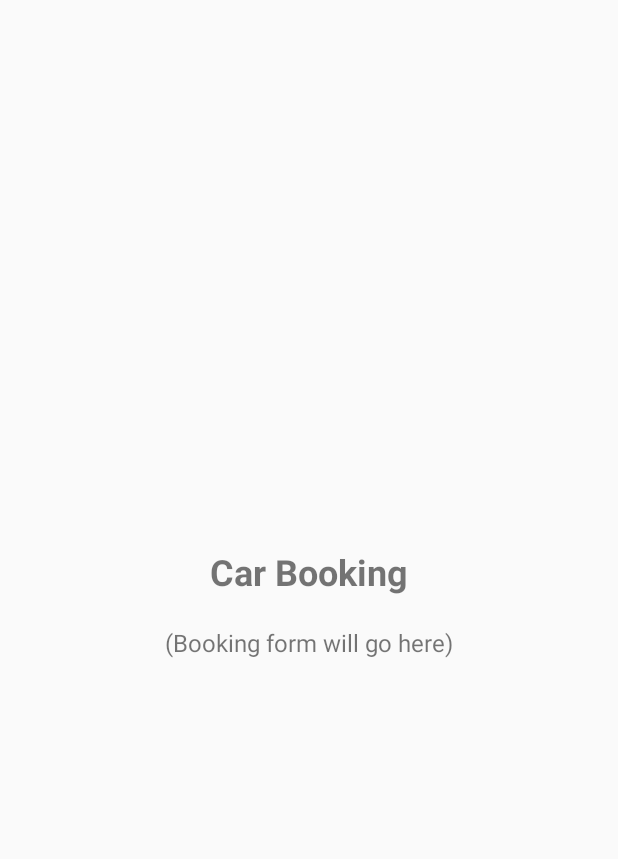
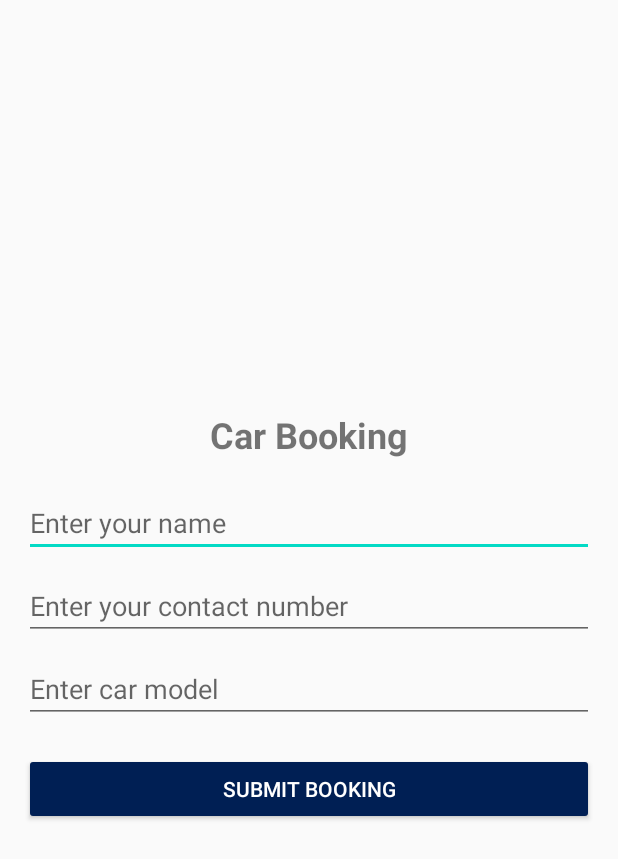
Before and after one commit to Carlover21/RH_Rentals, an Android app built with Jetpack Compose: the BookingActivity screen opened directly, with no data from a screen before it, on a phone screen of 412 x 824 dp. Shown: the top 859 px of the screen. Run offline under Robolectric (Android 15) with nearby library versions, the phone set to English and light mode, and no system bars.

Commit message:
Added base functionality with navigation, car list, and booking form
- Implemented navigation between MainActivity, CarListActivity, and BookingActivity
- Created hardcoded car list in CarListActivity
- Added a basic booking form with validation in BookingActivity
- Designed UI for all three screens

```diff
--- a/app/src/main/java/com/rh/rentals/BookingActivity.java
+++ b/app/src/main/java/com/rh/rentals/BookingActivity.java
@@ -1,12 +1,39 @@
 package com.rh.rentals;
 
 import android.os.Bundle;
+import android.view.View;
+import android.widget.Button;
+import android.widget.EditText;
+import android.widget.Toast;
 import androidx.appcompat.app.AppCompatActivity;
 
 public class BookingActivity extends AppCompatActivity {
+
     @Override
     protected void onCreate(Bundle savedInstanceState) {
         super.onCreate(savedInstanceState);
         setContentView(R.layout.activity_booking);
+
+        // Get references to input fields and button
+        EditText edtName = findViewById(R.id.edtName);
+        EditText edtContact = findViewById(R.id.edtContact);
+        EditText edtCar = findViewById(R.id.edtCar);
+        Button btnSubmit = findViewById(R.id.btnSubmit);
+
+        // Set click listener for the submit button
+        btnSubmit.setOnClickListener(new View.OnClickListener() {
+            @Override
+            public void onClick(View v) {
+                String name = edtName.getText().toString();
+                String contact = edtContact.getText().toString();
+                String car = edtCar.getText().toString();
+
+                if (name.isEmpty() || contact.isEmpty() || car.isEmpty()) {
+                    Toast.makeText(BookingActivity.this, "Please fill in all fields", Toast.LENGTH_SHORT).show();
+                } else {
+                    Toast.makeText(BookingActivity.this, "Booking submitted!", Toast.LENGTH_SHORT).show();
+                }
+            }
+        });
     }
 }
--- a/app/src/main/res/layout/activity_booking.xml
+++ b/app/src/main/res/layout/activity_booking.xml
@@ -15,13 +15,38 @@
         android:textStyle="bold"
         android:layout_marginBottom="20dp" />
 
-    <!-- Placeholder for Booking Form -->
-    <TextView
-        android:id="@+id/txtBookingPlaceholder"
-        android:layout_width="wrap_content"
+    <!-- Name Input -->
+    <EditText
+        android:id="@+id/edtName"
+        android:layout_width="match_parent"
         android:layout_height="wrap_content"
-        android:text="(Booking form will go here)"
-        android:textSize="16sp"
+        android:hint="Enter your name"
+        android:layout_marginBottom="10dp" />
+
+    <!-- Contact Input -->
+    <EditText
+        android:id="@+id/edtContact"
+        android:layout_width="match_parent"
+        android:layout_height="wrap_content"
+        android:hint="Enter your contact number"
+        android:layout_marginBottom="10dp" />
+
+    <!-- Car Input -->
+    <EditText
+        android:id="@+id/edtCar"
+        android:layout_width="match_parent"
+        android:layout_height="wrap_content"
+        android:hint="Enter car model"
         android:layout_marginBottom="20dp" />
 
+    <!-- Submit Button -->
+    <Button
+        android:id="@+id/btnSubmit"
+        android:layout_width="match_parent"
+        android:layout_height="wrap_content"
+        android:text="Submit Booking"
+        android:backgroundTint="#001F54"
+        android:textColor="@android:color/white"
+        android:padding="12dp"
+        android:elevation="4dp" />
 </LinearLayout>
```
Also changed, not shown: app/src/main/java/com/rh/rentals/CarListActivity.java (+16 -1 lines), app/src/main/res/layout/activity_car_list.xml (+5 -9 lines).
